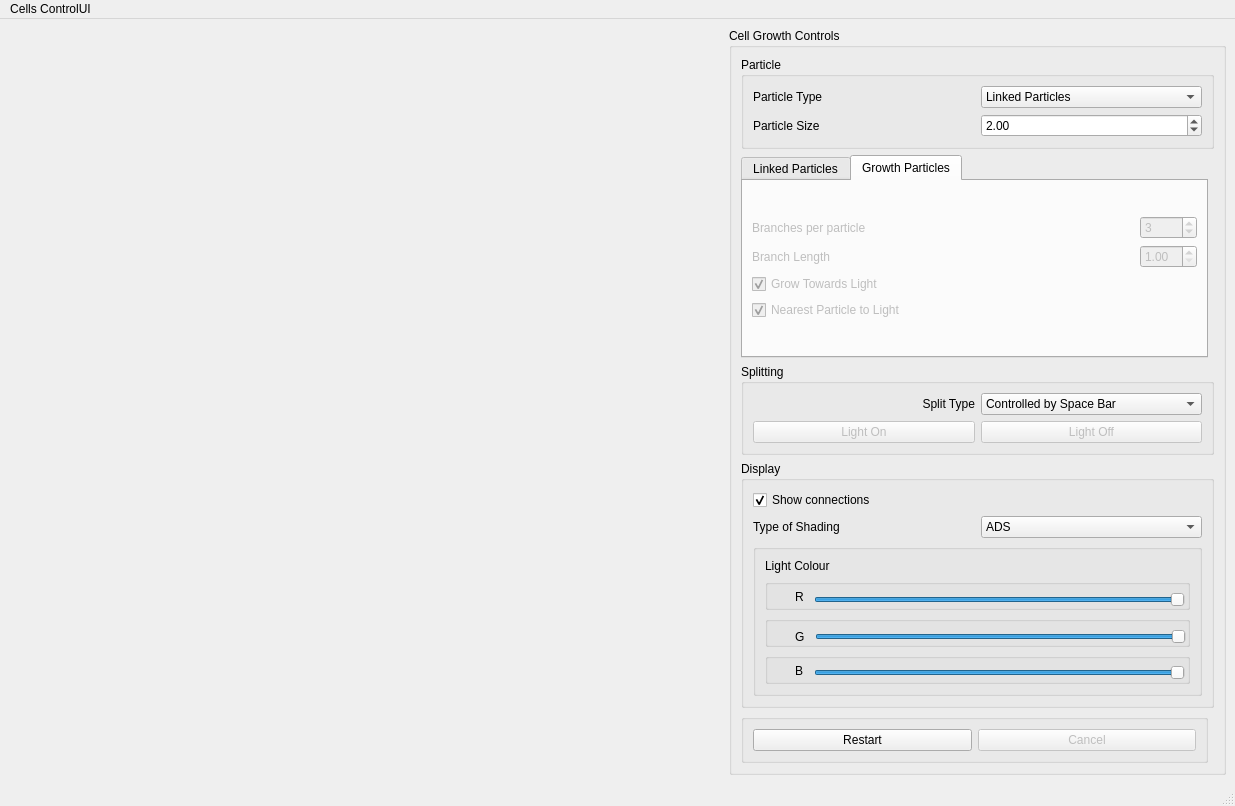
Old version of the form ui/GUI.ui in the repository eulersson/CellGrowth.
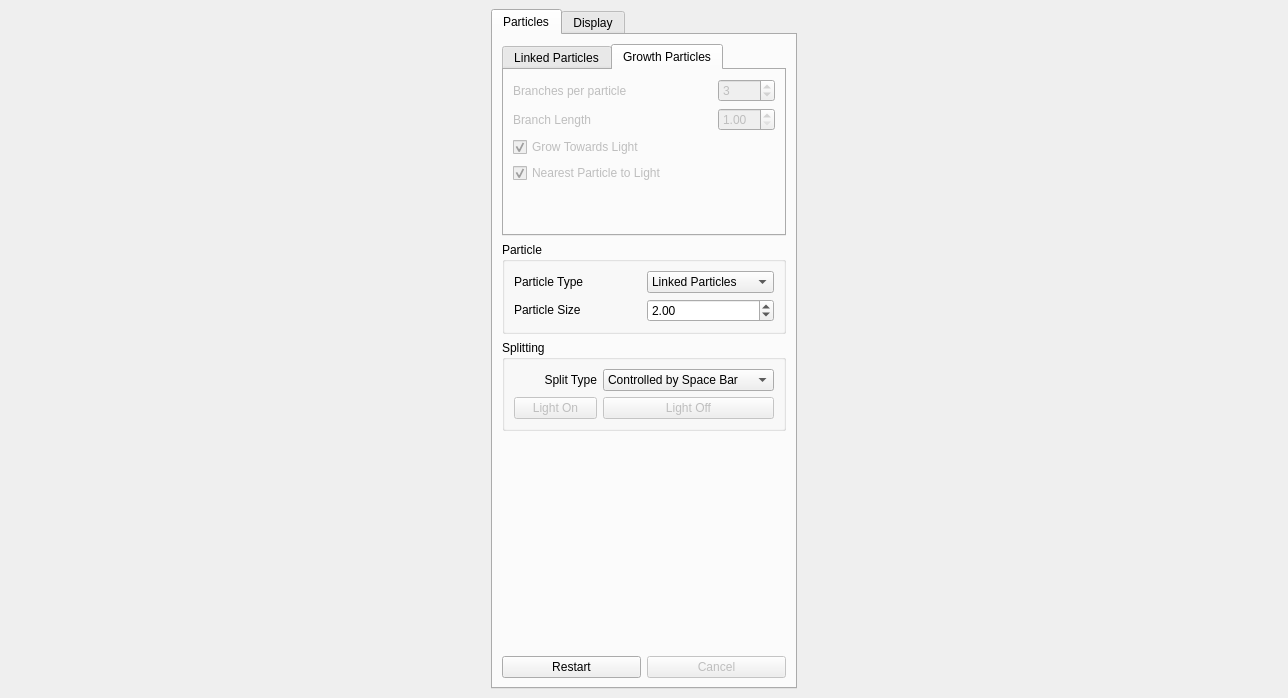
New version of the form. The open tabs and pages were chosen to show the change.

Diff of the .ui file:
```diff
--- a/ui/GUI.ui
+++ b/ui/GUI.ui
@@ -6,44 +6,42 @@
    <rect>
     <x>0</x>
     <y>0</y>
-    <width>1235</width>
-    <height>806</height>
+    <width>1288</width>
+    <height>698</height>
    </rect>
   </property>
   <property name="windowTitle">
    <string>MainWindow</string>
   </property>
   <widget class="QWidget" name="centralwidget">
-   <layout class="QGridLayout" name="MainWindow_gridLayout">
-    <item row="0" column="0">
-     <spacer name="horizontalSpacer">
-      <property name="orientation">
-       <enum>Qt::Horizontal</enum>
-      </property>
-      <property name="sizeHint" stdset="0">
-       <size>
-        <width>720</width>
-        <height>20</height>
-       </size>
-      </property>
-     </spacer>
-    </item>
-    <item row="0" column="2">
-     <widget class="QGroupBox" name="cellsBox">
-      <property name="title">
-       <string>Cell Growth Controls</string>
-      </property>
-      <property name="flat">
-       <bool>false</bool>
-      </property>
-      <layout class="QGridLayout" name="gridLayout_6">
-       <item row="1" column="0">
+   <layout class="QHBoxLayout" name="horizontalLayout_5">
+    <item>
+     <layout class="QHBoxLayout" name="mainLayout">
+      <item>
+       <layout class="QVBoxLayout" name="verticalLayout_6">
+        <item>
+         <widget class="QTabWidget" name="tabWidget">
+          <property name="sizePolicy">
+           <sizepolicy hsizetype="Fixed" vsizetype="Expanding">
+            <horstretch>0</horstretch>
+            <verstretch>0</verstretch>
+           </sizepolicy>
+          </property>
+          <property name="currentIndex">
+           <number>0</number>
+          </property>
+          <widget class="QWidget" name="tab">
+           <attribute name="title">
+            <string>Particles</string>
+           </attribute>
+           <layout class="QVBoxLayout" name="verticalLayout_5">
+            <item>
         <widget class="QTabWidget" name="m_particleTab">
          <property name="enabled">
           <bool>true</bool>
          </property>
          <property name="sizePolicy">
-          <sizepolicy hsizetype="Expanding" vsizetype="Expanding">
+               <sizepolicy hsizetype="Minimum" vsizetype="Minimum">
            <horstretch>0</horstretch>
            <verstretch>0</verstretch>
           </sizepolicy>
@@ -183,27 +181,14 @@
            <string>Growth Particles</string>
           </attribute>
           <layout class="QGridLayout" name="gridLayout_3">
-           <item row="0" column="0">
-            <spacer name="verticalSpacer">
-             <property name="orientation">
-              <enum>Qt::Vertical</enum>
-             </property>
-             <property name="sizeHint" stdset="0">
-              <size>
-               <width>20</width>
-               <height>40</height>
-              </size>
-             </property>
-            </spacer>
-           </item>
-           <item row="2" column="0">
+                <item row="1" column="0">
             <widget class="QLabel" name="label_6">
              <property name="text">
               <string>Branches per particle</string>
              </property>
             </widget>
            </item>
-           <item row="2" column="1">
+                <item row="1" column="1">
             <widget class="QSpinBox" name="m_GP_children">
              <property name="minimum">
               <number>1</number>
@@ -213,7 +198,7 @@
              </property>
             </widget>
            </item>
-           <item row="3" column="1">
+                <item row="2" column="1">
             <widget class="QDoubleSpinBox" name="m_GP_branchLenght">
              <property name="minimum">
               <double>1.000000000000000</double>
@@ -226,27 +211,27 @@
              </property>
             </widget>
            </item>
-           <item row="3" column="0">
+                <item row="2" column="0">
             <widget class="QLabel" name="label_5">
              <property name="text">
               <string>Branch Length</string>
              </property>
             </widget>
            </item>
-           <item row="6" column="0">
-            <spacer name="verticalSpacer_2">
-             <property name="orientation">
-              <enum>Qt::Vertical</enum>
-             </property>
-             <property name="sizeHint" stdset="0">
-              <size>
-               <width>20</width>
-               <height>40</height>
-              </size>
-             </property>
-            </spacer>
-           </item>
            <item row="5" column="0">
+                 <spacer name="verticalSpacer_2">
+                  <property name="orientation">
+                   <enum>Qt::Vertical</enum>
+                  </property>
+                  <property name="sizeHint" stdset="0">
+                   <size>
+                    <width>20</width>
+                    <height>40</height>
+                   </size>
+                  </property>
+                 </spacer>
+                </item>
+                <item row="4" column="0">
             <widget class="QCheckBox" name="m_nearestPart">
              <property name="sizePolicy">
               <sizepolicy hsizetype="Expanding" vsizetype="Fixed">
@@ -262,7 +247,7 @@
              </property>
             </widget>
            </item>
-           <item row="4" column="0">
+                <item row="3" column="0">
             <widget class="QCheckBox" name="m_GP_growtoLight">
              <property name="text">
               <string>Grow Towards Light</string>
@@ -276,7 +261,7 @@
          </widget>
         </widget>
        </item>
-       <item row="0" column="0" colspan="2">
+            <item>
         <widget class="QGroupBox" name="particlesBox">
          <property name="sizePolicy">
           <sizepolicy hsizetype="Expanding" vsizetype="Fixed">
@@ -294,8 +279,27 @@
           <string>Particle</string>
          </property>
          <layout class="QGridLayout" name="gridLayout">
+               <item row="0" column="0">
+                <widget class="QLabel" name="label">
+                 <property name="sizePolicy">
+                  <sizepolicy hsizetype="Expanding" vsizetype="Fixed">
+                   <horstretch>0</horstretch>
+                   <verstretch>0</verstretch>
+                  </sizepolicy>
+                 </property>
+                 <property name="text">
+                  <string>Particle Type</string>
+                 </property>
+                </widget>
+               </item>
           <item row="1" column="1">
            <widget class="QDoubleSpinBox" name="m_particleSize">
+                 <property name="sizePolicy">
+                  <sizepolicy hsizetype="Expanding" vsizetype="Fixed">
+                   <horstretch>0</horstretch>
+                   <verstretch>0</verstretch>
+                  </sizepolicy>
+                 </property>
             <property name="minimum">
              <double>0.100000000000000</double>
             </property>
@@ -307,44 +311,162 @@
             </property>
            </widget>
           </item>
+               <item row="0" column="1">
+                <widget class="QComboBox" name="m_particleType">
+                 <property name="sizePolicy">
+                  <sizepolicy hsizetype="Expanding" vsizetype="Fixed">
+                   <horstretch>0</horstretch>
+                   <verstretch>0</verstretch>
+                  </sizepolicy>
+                 </property>
+                 <item>
+                  <property name="text">
+                   <string>Linked Particles</string>
+                  </property>
+                 </item>
+                 <item>
+                  <property name="text">
+                   <string>Growth Particles</string>
+                  </property>
+                 </item>
+                </widget>
+               </item>
           <item row="1" column="0">
            <widget class="QLabel" name="label_2">
+                 <property name="sizePolicy">
+                  <sizepolicy hsizetype="Expanding" vsizetype="Fixed">
+                   <horstretch>0</horstretch>
+                   <verstretch>0</verstretch>
+                  </sizepolicy>
+                 </property>
             <property name="text">
              <string>Particle Size</string>
             </property>
            </widget>
           </item>
-          <item row="0" column="0">
-           <widget class="QLabel" name="label">
-            <property name="text">
-             <string>Particle Type</string>
-            </property>
-           </widget>
-          </item>
-          <item row="0" column="1">
-           <widget class="QComboBox" name="m_particleType">
-            <item>
-             <property name="text">
-              <string>Linked Particles</string>
-             </property>
-            </item>
-            <item>
-             <property name="text">
-              <string>Growth Particles</string>
-             </property>
-            </item>
-           </widget>
-          </item>
          </layout>
         </widget>
        </item>
-       <item row="4" column="0">
-        <widget class="QGroupBox" name="bottomBox">
+            <item>
+             <widget class="QGroupBox" name="m_splitTypeBox">
+              <property name="enabled">
+               <bool>true</bool>
+              </property>
+              <property name="sizePolicy">
+               <sizepolicy hsizetype="Expanding" vsizetype="Fixed">
+                <horstretch>0</horstretch>
+                <verstretch>0</verstretch>
+               </sizepolicy>
+              </property>
+              <property name="minimumSize">
+               <size>
+                <width>0</width>
+                <height>0</height>
+               </size>
+              </property>
+              <property name="baseSize">
+               <size>
+                <width>0</width>
+                <height>7</height>
+               </size>
+              </property>
          <property name="title">
-          <string/>
-         </property>
-         <layout class="QGridLayout" name="gridLayout_8">
+               <string>Splitting</string>
+              </property>
+              <layout class="QGridLayout" name="gridLayout_2">
+               <property name="sizeConstraint">
+                <enum>QLayout::SetDefaultConstraint</enum>
+               </property>
+               <item row="0" column="1">
+                <widget class="QComboBox" name="m_splitType">
+                 <property name="sizePolicy">
+                  <sizepolicy hsizetype="Expanding" vsizetype="Fixed">
+                   <horstretch>0</horstretch>
+                   <verstretch>0</verstretch>
+                  </sizepolicy>
+                 </property>
+                 <property name="currentIndex">
+                  <number>0</number>
+                 </property>
+                 <item>
+                  <property name="text">
+                   <string>Controlled by Space Bar</string>
+                  </property>
+                 </item>
+                 <item>
+                  <property name="text">
+                   <string>Controlled by Light On/Off</string>
+                  </property>
+                 </item>
+                </widget>
+               </item>
+               <item row="3" column="1">
+                <widget class="QPushButton" name="m_LP_lightOff">
+                 <property name="enabled">
+                  <bool>false</bool>
+                 </property>
+                 <property name="sizePolicy">
+                  <sizepolicy hsizetype="Expanding" vsizetype="Fixed">
+                   <horstretch>0</horstretch>
+                   <verstretch>0</verstretch>
+                  </sizepolicy>
+                 </property>
+                 <property name="text">
+                  <string>Light Off</string>
+                 </property>
+                </widget>
+               </item>
+               <item row="3" column="0">
+                <widget class="QPushButton" name="m_LP_lightOn">
+                 <property name="enabled">
+                  <bool>false</bool>
+                 </property>
+                 <property name="sizePolicy">
+                  <sizepolicy hsizetype="Expanding" vsizetype="Fixed">
+                   <horstretch>0</horstretch>
+                   <verstretch>0</verstretch>
+                  </sizepolicy>
+                 </property>
+                 <property name="text">
+                  <string>Light On</string>
+                 </property>
+                </widget>
+               </item>
           <item row="0" column="0">
+                <widget class="QLabel" name="label_8">
+                 <property name="sizePolicy">
+                  <sizepolicy hsizetype="Expanding" vsizetype="Preferred">
+                   <horstretch>0</horstretch>
+                   <verstretch>0</verstretch>
+                  </sizepolicy>
+                 </property>
+                 <property name="text">
+                  <string>Split Type</string>
+                 </property>
+                 <property name="alignment">
+                  <set>Qt::AlignRight|Qt::AlignTrailing|Qt::AlignVCenter</set>
+                 </property>
+                </widget>
+               </item>
+              </layout>
+             </widget>
+            </item>
+            <item>
+             <spacer name="verticalSpacer">
+              <property name="orientation">
+               <enum>Qt::Vertical</enum>
+              </property>
+              <property name="sizeHint" stdset="0">
+               <size>
+                <width>20</width>
+                <height>40</height>
+               </size>
+              </property>
+             </spacer>
+            </item>
+            <item>
+             <layout class="QHBoxLayout" name="horizontalLayout_3">
+              <item>
            <widget class="QPushButton" name="m_restart">
             <property name="enabled">
              <bool>true</bool>
@@ -354,7 +476,7 @@
             </property>
            </widget>
           </item>
-          <item row="0" column="1">
+              <item>
            <widget class="QPushButton" name="m_cancel">
             <property name="enabled">
              <bool>false</bool>
@@ -365,15 +487,27 @@
            </widget>
           </item>
          </layout>
-        </widget>
-       </item>
-       <item row="3" column="0" colspan="2">
+            </item>
+           </layout>
+           <zorder>particlesBox</zorder>
+           <zorder>particlesBox</zorder>
+           <zorder>m_particleTab</zorder>
+           <zorder>m_splitTypeBox</zorder>
+           <zorder></zorder>
+           <zorder>verticalSpacer</zorder>
+          </widget>
+          <widget class="QWidget" name="tab_2">
+           <attribute name="title">
+            <string>Display</string>
+           </attribute>
+           <layout class="QVBoxLayout" name="verticalLayout_3">
+            <item>
         <widget class="QGroupBox" name="displayBox">
          <property name="enabled">
           <bool>true</bool>
          </property>
          <property name="sizePolicy">
-          <sizepolicy hsizetype="Expanding" vsizetype="Fixed">
+               <sizepolicy hsizetype="Minimum" vsizetype="Minimum">
            <horstretch>0</horstretch>
            <verstretch>0</verstretch>
           </sizepolicy>
@@ -407,10 +541,16 @@
             </property>
            </widget>
           </item>
-          <item row="1" column="0">
-           <widget class="QLabel" name="label_9">
-            <property name="text">
-             <string>Type of Shading</string>
+               <item row="4" column="1">
+                <widget class="QSlider" name="m_BColour">
+                 <property name="maximum">
+                  <number>255</number>
+                 </property>
+                 <property name="value">
+                  <number>255</number>
+                 </property>
+                 <property name="orientation">
+                  <enum>Qt::Horizontal</enum>
             </property>
            </widget>
           </item>
@@ -436,65 +576,15 @@
             </item>
            </widget>
           </item>
-          <item row="3" column="0" colspan="2">
-           <widget class="QGroupBox" name="groupBox">
-            <property name="title">
-             <string/>
-            </property>
-            <layout class="QGridLayout" name="gridLayout_9">
-             <item row="3" column="0">
-              <widget class="QGroupBox" name="groupBox_4">
-               <property name="title">
-                <string/>
-               </property>
-               <widget class="QSlider" name="m_BColour">
-                <property name="geometry">
-                 <rect>
-                  <x>49</x>
-                  <y>10</y>
-                  <width>371</width>
-                  <height>20</height>
-                 </rect>
-                </property>
-                <property name="maximum">
-                 <number>255</number>
-                </property>
-                <property name="value">
-                 <number>255</number>
-                </property>
-                <property name="orientation">
-                 <enum>Qt::Horizontal</enum>
-                </property>
-               </widget>
-               <widget class="QLabel" name="label_12">
-                <property name="geometry">
-                 <rect>
-                  <x>30</x>
-                  <y>10</y>
-                  <width>21</width>
-                  <height>16</height>
-                 </rect>
-                </property>
+               <item row="1" column="0">
+                <widget class="QLabel" name="label_9">
                 <property name="text">
-                 <string>B</string>
-                </property>
-               </widget>
-              </widget>
-             </item>
-             <item row="2" column="0">
-              <widget class="QGroupBox" name="groupBox_3">
-               <property name="title">
-                <string/>
-               </property>
+                  <string>Type of Shading</string>
+                 </property>
+                </widget>
+               </item>
+               <item row="3" column="1">
                <widget class="QSlider" name="m_GColour">
-                <property name="geometry">
-                 <rect>
-                  <x>50</x>
-                  <y>10</y>
-                  <width>371</width>
-                  <height>21</height>
-                 </rect>
-                </property>
                 <property name="maximum">
                  <number>255</number>
                 </property>
@@ -505,35 +595,9 @@
                  <enum>Qt::Horizontal</enum>
                 </property>
                </widget>
-               <widget class="QLabel" name="label_11">
-                <property name="geometry">
-                 <rect>
-                  <x>30</x>
-                  <y>10</y>
-                  <width>16</width>
-                  <height>21</height>
-                 </rect>
-                </property>
-                <property name="text">
-                 <string>G</string>
-                </property>
-               </widget>
-              </widget>
-             </item>
-             <item row="1" column="0">
-              <widget class="QGroupBox" name="groupBox_2">
-               <property name="title">
-                <string/>
-               </property>
+               </item>
+               <item row="2" column="1">
                <widget class="QSlider" name="m_RColour">
-                <property name="geometry">
-                 <rect>
-                  <x>49</x>
-                  <y>10</y>
-                  <width>371</width>
-                  <height>21</height>
-                 </rect>
-                </property>
                 <property name="maximum">
                  <number>255</number>
                 </property>
@@ -556,160 +620,66 @@
                  <enum>Qt::Horizontal</enum>
                 </property>
                </widget>
-               <widget class="QLabel" name="label_10">
-                <property name="geometry">
-                 <rect>
-                  <x>30</x>
-                  <y>10</y>
-                  <width>16</width>
-                  <height>16</height>
-                 </rect>
-                </property>
-                <property name="text">
-                 <string>R</string>
-                </property>
-               </widget>
-              </widget>
-             </item>
-             <item row="0" column="0">
+               </item>
+               <item row="2" column="0">
               <widget class="QLabel" name="label_7">
                <property name="text">
-                <string>Light Colour</string>
-               </property>
-              </widget>
-             </item>
-            </layout>
-           </widget>
-          </item>
-         </layout>
-        </widget>
-       </item>
-       <item row="2" column="0" colspan="2">
-        <widget class="QGroupBox" name="m_splitTypeBox">
-         <property name="enabled">
-          <bool>true</bool>
-         </property>
-         <property name="sizePolicy">
-          <sizepolicy hsizetype="MinimumExpanding" vsizetype="Fixed">
-           <horstretch>0</horstretch>
-           <verstretch>0</verstretch>
-          </sizepolicy>
-         </property>
-         <property name="minimumSize">
-          <size>
-           <width>0</width>
-           <height>0</height>
-          </size>
-         </property>
-         <property name="baseSize">
-          <size>
-           <width>0</width>
-           <height>7</height>
-          </size>
-         </property>
-         <property name="title">
-          <string>Splitting</string>
-         </property>
-         <layout class="QGridLayout" name="gridLayout_2">
-          <property name="sizeConstraint">
-           <enum>QLayout::SetDefaultConstraint</enum>
-          </property>
-          <item row="0" column="1">
-           <widget class="QComboBox" name="m_splitType">
-            <property name="sizePolicy">
-             <sizepolicy hsizetype="Expanding" vsizetype="Fixed">
-              <horstretch>0</horstretch>
-              <verstretch>0</verstretch>
-             </sizepolicy>
-            </property>
-            <property name="currentIndex">
-             <number>0</number>
-            </property>
-            <item>
-             <property name="text">
-              <string>Controlled by Space Bar</string>
-             </property>
-            </item>
-            <item>
-             <property name="text">
-              <string>Controlled by Light On/Off</string>
-             </property>
-            </item>
-           </widget>
-          </item>
-          <item row="3" column="1">
-           <widget class="QPushButton" name="m_LP_lightOff">
-            <property name="enabled">
-             <bool>false</bool>
-            </property>
-            <property name="sizePolicy">
-             <sizepolicy hsizetype="Expanding" vsizetype="Fixed">
-              <horstretch>0</horstretch>
-              <verstretch>0</verstretch>
-             </sizepolicy>
-            </property>
-            <property name="text">
-             <string>Light Off</string>
+                  <string>Red</string>
             </property>
            </widget>
           </item>
           <item row="3" column="0">
-           <widget class="QPushButton" name="m_LP_lightOn">
-            <property name="enabled">
-             <bool>false</bool>
-            </property>
-            <property name="sizePolicy">
-             <sizepolicy hsizetype="Expanding" vsizetype="Fixed">
-              <horstretch>0</horstretch>
-              <verstretch>0</verstretch>
-             </sizepolicy>
-            </property>
+                <widget class="QLabel" name="label_10">
             <property name="text">
-             <string>Light On</string>
+                  <string>Blue</string>
             </property>
            </widget>
           </item>
-          <item row="0" column="0">
-           <widget class="QLabel" name="label_8">
-            <property name="sizePolicy">
-             <sizepolicy hsizetype="Expanding" vsizetype="Preferred">
-              <horstretch>0</horstretch>
-              <verstretch>0</verstretch>
-             </sizepolicy>
-            </property>
+               <item row="4" column="0">
+                <widget class="QLabel" name="label_11">
             <property name="text">
-             <string>Split Type</string>
-            </property>
-            <property name="alignment">
-             <set>Qt::AlignRight|Qt::AlignTrailing|Qt::AlignVCenter</set>
-            </property>
+                  <string>Green</string>
+                 </property>
            </widget>
           </item>
          </layout>
         </widget>
        </item>
-      </layout>
-     </widget>
-    </item>
-   </layout>
+            <item>
+             <spacer name="verticalSpacer_4">
+              <property name="orientation">
+               <enum>Qt::Vertical</enum>
+              </property>
+              <property name="sizeHint" stdset="0">
+               <size>
+                <width>20</width>
+                <height>40</height>
+               </size>
+              </property>
+             </spacer>
+            </item>
+           </layout>
+           <zorder>displayBox</zorder>
+           <zorder>displayBox</zorder>
+           <zorder>verticalSpacer_4</zorder>
+          </widget>
+         </widget>
+        </item>
+       </layout>
+      </item>
+     </layout>
+    </item>
+   </layout>
+   <zorder>tabWidget</zorder>
+   <zorder>m_cancel</zorder>
+   <zorder>m_restart</zorder>
+   <zorder>horizontalLayoutWidget</zorder>
   </widget>
-  <widget class="QMenuBar" name="menubar">
-   <property name="geometry">
-    <rect>
-     <x>0</x>
-     <y>0</y>
-     <width>1235</width>
-     <height>19</height>
-    </rect>
+  <action name="actionfff">
+   <property name="text">
+    <string>fff</string>
    </property>
-   <widget class="QMenu" name="menuCells_ControlUI">
-    <property name="title">
-     <string>Cells ControlUI</string>
-    </property>
-   </widget>
-   <addaction name="menuCells_ControlUI"/>
-  </widget>
-  <widget class="QStatusBar" name="statusbar"/>
+  </action>
  </widget>
  <resources/>
  <connections/>
```
Lines whose indentation alone changed are shown as unchanged.
